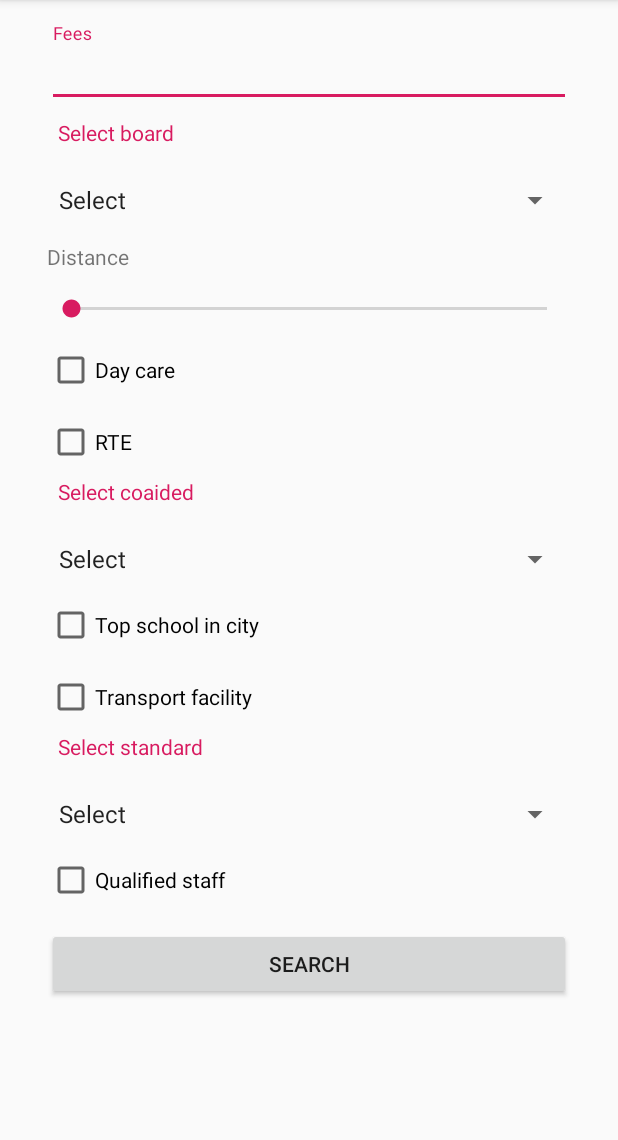
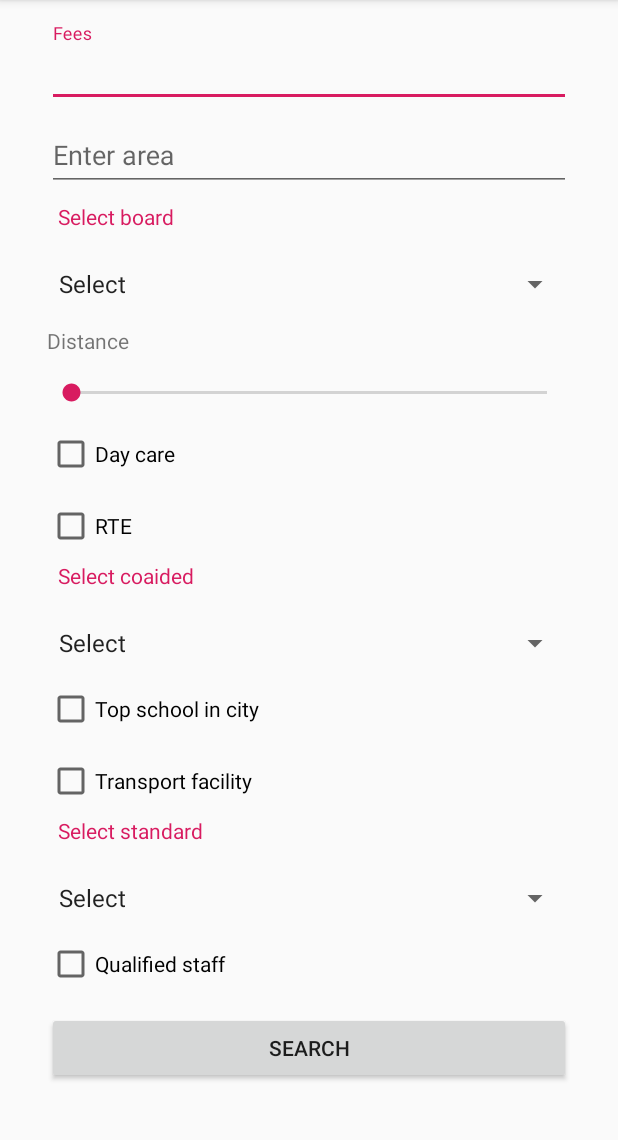
Before and after one commit to chavantr/ExampleSRS, an Android app: the SearchSchoolResult screen opened directly, with no data from a screen before it, on a phone screen of 412 x 824 dp, the part 84-1224 px from its top. Run offline under Robolectric (Android 15) with nearby library versions, the phone set to English and light mode, and no system bars.

Commit message:
i n i t i a l

```diff
--- a/app/src/main/AndroidManifest.xml
+++ b/app/src/main/AndroidManifest.xml
@@ -14,6 +14,8 @@
             android:roundIcon="@mipmap/ic_launcher_round"
             android:supportsRtl="true"
             android:theme="@style/AppTheme">
+        <activity android:name=".RateActivity">
+        </activity>
         <activity android:name=".ForgotPasswordActivity">
         </activity>
         <activity android:name=".SchoolDetailsActivity">
--- a/app/src/main/java/com/example/examplesrs/SchoolDetailsActivity.kt
+++ b/app/src/main/java/com/example/examplesrs/SchoolDetailsActivity.kt
@@ -37,5 +37,11 @@ class SchoolDetailsActivity : AppCompatActivity() {
             startActivity(intent)
         }
 
+        btnRate.setOnClickListener {
+            val intent = Intent(this@SchoolDetailsActivity, RateActivity::class.java)
+            intent.putExtra("sid", school.id)
+            startActivity(intent)
+        }
+
     }
 }
--- a/app/src/main/java/com/example/examplesrs/SearchSchoolResult.kt
+++ b/app/src/main/java/com/example/examplesrs/SearchSchoolResult.kt
@@ -33,6 +33,7 @@ class SearchSchoolResult : AppCompatActivity() {
             searchCriteria.tfacility = chkFacitran.isChecked
             searchCriteria.standard = spnStandarth.selectedItem.toString()
             searchCriteria.qualified = chkQuali.isChecked
+            searchCriteria.address = txtaddress.text.toString()
             UserInfoHolder.getInstance().searchCriteria = searchCriteria
             var intent = Intent()
             setResult(RESULT_OK)
--- a/app/src/main/java/com/example/examplesrs/model/SearchCriteria.kt
+++ b/app/src/main/java/com/example/examplesrs/model/SearchCriteria.kt
@@ -10,5 +10,6 @@ data class SearchCriteria(
     var topschool: Boolean = false,
     var tfacility: Boolean = false,
     var standard: String = "",
+    var address: String = "",
     var qualified: Boolean = false
 )
--- a/app/src/main/java/com/example/examplesrs/process/Constants.kt
+++ b/app/src/main/java/com/example/examplesrs/process/Constants.kt
@@ -7,4 +7,5 @@ object Constants {
     const val FIND_SCHOOL = "GetSchools"
     const val PERSONAL_DETAILS_IN = "SRS_Profile"
     const val UPDATE_PASSWORD = "SRS_ForgotPassword"
+    const val SRS_Rate = "SRS_Rate"
 }
--- /dev/null
+++ b/app/src/main/java/com/example/examplesrs/process/OnRateListener.kt
@@ -0,0 +1,5 @@
+package com.example.examplesrs.process
+
+interface OnRateListener {
+    fun onRateSuccess(result: String?)
+}
--- a/app/src/main/res/layout/activity_school_details.xml
+++ b/app/src/main/res/layout/activity_school_details.xml
@@ -44,5 +44,8 @@
     <Button android:layout_width="match_parent" android:layout_height="wrap_content" android:id="@+id/btnViewMap"
             android:text="@string/view_on_map" android:layout_marginTop="15dp"/>
 
+    <Button android:layout_width="match_parent" android:layout_height="wrap_content" android:id="@+id/btnRate"
+            android:text="@string/rate" android:layout_marginTop="15dp"/>
+
 
 </LinearLayout>
--- a/app/src/main/res/layout/activity_search_school_result.xml
+++ b/app/src/main/res/layout/activity_search_school_result.xml
@@ -37,6 +37,19 @@
 
         </android.support.design.widget.TextInputLayout>
 
+
+        <android.support.design.widget.TextInputLayout android:layout_width="match_parent"
+                                                       android:id="@+id/tiladdress"
+                                                       android:layout_marginLeft="16dp"
+                                                       android:layout_marginRight="16dp"
+                                                       android:layout_height="wrap_content">
+
+            <android.support.design.widget.TextInputEditText android:layout_width="match_parent"
+                                                             android:id="@+id/txtaddress"
+                                                             android:hint="Enter area"
+                                                             android:layout_height="wrap_content"/>
+
+        </android.support.design.widget.TextInputLayout>
 
         <TextView android:layout_width="match_parent" android:layout_height="wrap_content"
                   android:layout_marginLeft="16dp" android:layout_marginRight="16dp" android:padding="7dp"
@@ -93,7 +106,6 @@
                   android:layout_marginEnd="16dp" android:text="@string/transport_facility"
                   android:id="@+id/chkFacitran" android:layout_marginTop="16dp"/>
 
-
         <TextView android:layout_width="match_parent" android:layout_height="wrap_content"
                   android:layout_marginLeft="16dp" android:layout_marginRight="16dp" android:padding="7dp"
                   android:text="Select standard" android:textColor="@color/colorAccent"/>
@@ -103,7 +115,6 @@
                  android:layout_marginEnd="16dp" android:layout_marginTop="16dp"
                  android:entries="@array/standarth" android:id="@+id/spnStandarth">
         </Spinner>
-
 
         <CheckBox android:layout_width="match_parent" android:layout_height="wrap_content"
                   android:layout_marginStart="16dp"
--- a/app/src/main/res/values/strings.xml
+++ b/app/src/main/res/values/strings.xml
@@ -40,6 +40,8 @@
     <string name="reset_password">Reset password</string>
     <string name="enter_new_password">Enter new password</string>
     <string name="forgot_password">Forgot password</string>
+    <string name="rate">Rate</string>
+
 
     <string-array name="schoolboard">
         <item>Select</item>
```
Also changed, not shown: app/src/main/java/com/example/examplesrs/DashboardActivity.kt (+10 -1 lines), app/src/main/java/com/example/examplesrs/RateActivity.kt (added, +46 -0 lines), app/src/main/java/com/example/examplesrs/process/RateAsync.kt (added, +26 -0 lines), app/src/main/res/layout/activity_rate.xml (added, +25 -0 lines).
